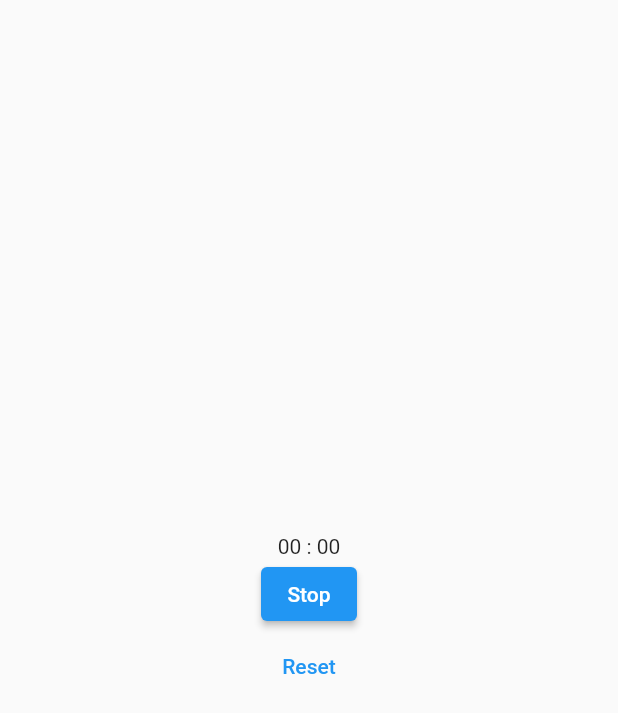
After one commit to sagarkarki92/plank_me, a Flutter app: the TimerScreen screen opened directly, after a tap on "Let's Start", on a phone screen of 412 x 824 dp. The commit adds this screen. Shown: the top 713 px of the screen. Run offline on Flutter 3.47's test engine with Material 2 defaults, Android fonts, the phone set to English and light mode, and no system bars; our stand-ins replace bloc, flutter_bloc, freezed_annotation, get_it, hive, hive_flutter; accounts and stored records are empty.

Commit message:
add plank timer

```diff
--- a/lib/app.dart
+++ b/lib/app.dart
@@ -2,10 +2,9 @@ import 'package:flutter/material.dart';
 import 'package:flutter_bloc/flutter_bloc.dart';
 import 'package:plank_me/core/service_locator.dart';
 import 'package:plank_me/presentation/app/cubit/app_cubit.dart';
-import 'package:plank_me/presentation/on_boarding/ui/on_boarding_screen.dart';
+import 'package:plank_me/presentation/screens.dart';
 
 import 'presentation/app/app_service/navigation_service.dart';
-
 
 class PlankMe extends StatelessWidget {
   @override
@@ -18,17 +17,8 @@ class PlankMe extends StatelessWidget {
         primarySwatch: Colors.blue,
       ),
       home: context.read<AppCubit>().isSessionAvailable()
-          ? HomePage()
+          ? TimerScreen()
           : OnBoardingScreen(),
     );
   }
 }
-
-class HomePage extends StatelessWidget {
-  @override
-  Widget build(BuildContext context) {
-    return const Scaffold(
-      body: Center(child: Text('Plank Me')),
-    );
-  }
-}
--- a/lib/presentation/on_boarding/cubits/setupuser_cubit/setupuser_cubit.dart
+++ b/lib/presentation/on_boarding/cubits/setupuser_cubit/setupuser_cubit.dart
@@ -1,9 +1,10 @@
 import 'package:flutter/material.dart';
 import 'package:freezed_annotation/freezed_annotation.dart';
-import 'package:plank_me/app.dart';
 import 'package:plank_me/data/models/user.dart';
 import 'package:plank_me/presentation/app/app_service/base_cubit.dart';
 import 'package:plank_me/repositories/user_repository.dart';
+
+import '../../../screens.dart';
 
 part 'setupuser_state.dart';
 part 'setupuser_cubit.freezed.dart';
@@ -37,6 +38,6 @@ class SetupuserCubit extends BaseCubit<SetupuserState> {
         name: username,
         gender: _userType == UserType.male ? 'male' : 'female'));
     navigator.currentState!
-        .pushReplacement(MaterialPageRoute(builder: (_) => HomePage()));
+        .pushReplacement(MaterialPageRoute(builder: (_) => TimerScreen()));
   }
 }
--- /dev/null
+++ b/lib/presentation/screens.dart
@@ -0,0 +1,2 @@
+export 'on_boarding/ui/on_boarding_screen.dart';
+export 'timer/ui/timer_screen.dart';
--- /dev/null
+++ b/lib/presentation/timer/cubit/timer_cubit.dart
@@ -0,0 +1,44 @@
+import 'dart:async';
+
+import 'package:freezed_annotation/freezed_annotation.dart';
+import 'package:plank_me/presentation/app/app_service/base_cubit.dart';
+
+part 'timer_state.dart';
+part 'timer_cubit.freezed.dart';
+
+class TimerCubit extends BaseCubit<TimerState> {
+  late Timer timer;
+  late Stopwatch stopwatch;
+  String plankTime = '00:00';
+
+  TimerCubit() : super(const TimerState.initial('00:00'));
+
+  void startPlankWatch() {
+    stopwatch = Stopwatch()..start();
+    timer = Timer.periodic(Duration(seconds: 1), (_) {
+      plankTime = _getPlankTime(stopwatch.elapsed);
+      emit(Running(plankTime));
+    });
+  }
+
+  void stopPlankWatch() {
+    stopwatch.stop();
+    timer.cancel();
+    emit(Stop(plankTime));
+  }
+
+  void resetPlankWatch() {
+    plankTime = '00 : 00';
+    stopwatch.stop();
+    timer.cancel();
+    emit(Initial(plankTime));
+  }
+
+  String _getPlankTime(Duration stopwatchValue) {
+    final String minutes =
+        stopwatchValue.inMinutes.floor().toString().padLeft(2, '0');
+    final String seconds =
+        (stopwatchValue.inSeconds % 60).floor().toString().padLeft(2, '0');
+    return '$minutes : $seconds';
+  }
+}
--- /dev/null
+++ b/lib/presentation/timer/cubit/timer_state.dart
@@ -0,0 +1,8 @@
+part of 'timer_cubit.dart';
+
+@freezed
+abstract class TimerState with _$TimerState {
+  const factory TimerState.initial(String timerValue) = Initial;
+  const factory TimerState.running(String timerValue) = Running;
+  const factory TimerState.stop(String timerValue) = Stop;
+}
--- /dev/null
+++ b/lib/presentation/timer/ui/timer_screen.dart
@@ -0,0 +1,46 @@
+import 'dart:async';
+
+import 'package:flutter/material.dart';
+import 'package:flutter_bloc/flutter_bloc.dart';
+import 'package:plank_me/presentation/timer/cubit/timer_cubit.dart';
+import 'package:plank_me/presentation/timer/ui/widgets/timer_widgets.dart';
+
+class TimerScreen extends StatefulWidget {
+  @override
+  _TimerScreenState createState() => _TimerScreenState();
+}
+
+class _TimerScreenState extends State<TimerScreen> {
+  late Stopwatch stopwatch;
+  late String time = '00';
+  late Duration duration;
+  late Timer timer;
+
+  @override
+  void initState() {
+    super.initState();
+    stopwatch = Stopwatch();
+    duration = _getDuration;
+  }
+
+  Duration get _getDuration => const Duration(seconds: 1);
+
+  @override
+  Widget build(BuildContext context) {
+    return BlocProvider(
+      create: (context) => TimerCubit(),
+      child: Scaffold(
+        body: Center(
+          child: Column(
+            mainAxisSize: MainAxisSize.min,
+            children: [
+              PlankTimer(),
+              Button(),
+              ResetButton(),
+            ],
+          ),
+        ),
+      ),
+    );
+  }
+}
--- /dev/null
+++ b/lib/presentation/timer/ui/widgets/button.dart
@@ -0,0 +1,26 @@
+import 'package:flutter/material.dart';
+import 'package:flutter_bloc/flutter_bloc.dart';
+import 'package:plank_me/presentation/timer/cubit/timer_cubit.dart';
+
+class Button extends StatelessWidget {
+  @override
+  Widget build(BuildContext context) {
+    return BlocBuilder<TimerCubit, TimerState>(
+      builder: (context, state) {
+        return state is Initial
+            ? ElevatedButton(
+                child: const Text("Let's Start"),
+                onPressed: () {
+                  context.read<TimerCubit>().startPlankWatch();
+                },
+              )
+            : ElevatedButton(
+                child: const Text("Stop"),
+                onPressed: () {
+                  context.read<TimerCubit>().stopPlankWatch();
+                },
+              );
+      },
+    );
+  }
+}
--- /dev/null
+++ b/lib/presentation/timer/ui/widgets/plank_timer.dart
@@ -0,0 +1,20 @@
+import 'package:flutter/material.dart';
+import 'package:flutter_bloc/flutter_bloc.dart';
+import 'package:plank_me/presentation/timer/cubit/timer_cubit.dart';
+
+class PlankTimer extends StatelessWidget {
+  @override
+  Widget build(BuildContext context) {
+    return BlocBuilder<TimerCubit, TimerState>(
+      builder: (context, state) => state.when(
+        initial: (String value) => _buildTimerText(value),
+        running: (String value) => _buildTimerText(value),
+        stop: (String value) => _buildTimerText(value),
+      ),
+    );
+  }
+
+  Widget _buildTimerText(String value) {
+    return Text(value);
+  }
+}
--- /dev/null
+++ b/lib/presentation/timer/ui/widgets/reset_button.dart
@@ -0,0 +1,14 @@
+import 'package:flutter/material.dart';
+import 'package:plank_me/presentation/timer/cubit/timer_cubit.dart';
+import 'package:flutter_bloc/flutter_bloc.dart';
+class ResetButton extends StatelessWidget {
+  @override
+  Widget build(BuildContext context) {
+    return TextButton(
+      child: const Text('Reset'),
+      onPressed: () {
+        context.read<TimerCubit>().resetPlankWatch();
+      },
+    );
+  }
+}
--- /dev/null
+++ b/lib/presentation/timer/ui/widgets/timer_widgets.dart
@@ -0,0 +1,3 @@
+export 'button.dart';
+export 'plank_timer.dart';
+export 'reset_button.dart';
```
Also changed, not shown: lib/presentation/timer/cubit/timer_cubit.freezed.dart (added).
